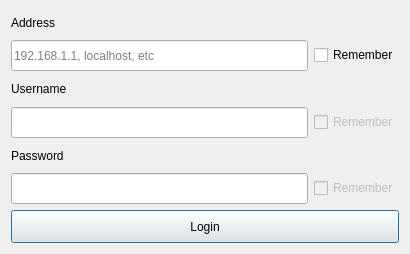
The window that client/ui/login_dialog.ui (Harrell18W/schedule-keeper) describes before a commit, drawn with Qt 5.
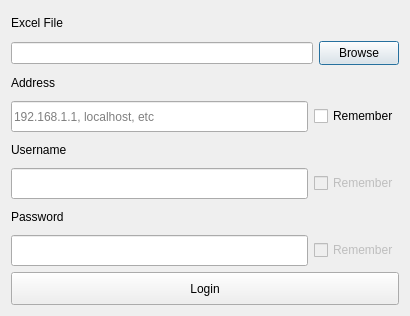
The same window after the commit.

Diff of the .ui file:
```diff
--- a/client/ui/login_dialog.ui
+++ b/client/ui/login_dialog.ui
@@ -9,20 +9,47 @@
    <rect>
     <x>0</x>
     <y>0</y>
-    <width>400</width>
-    <height>250</height>
+    <width>406</width>
+    <height>316</height>
    </rect>
   </property>
   <property name="maximumSize">
    <size>
-    <width>400</width>
-    <height>250</height>
+    <width>2000</width>
+    <height>2000</height>
    </size>
   </property>
   <property name="windowTitle">
    <string>Database Login - Schedule Keeper</string>
   </property>
   <layout class="QVBoxLayout" name="verticalLayout">
+   <item>
+    <widget class="QLabel" name="file_label">
+     <property name="text">
+      <string>Excel File</string>
+     </property>
+    </widget>
+   </item>
+   <item>
+    <layout class="QHBoxLayout" name="horizontalLayout">
+     <item>
+      <widget class="QLineEdit" name="file_path_lineedit"/>
+     </item>
+     <item>
+      <widget class="QPushButton" name="browse_pushbutton">
+       <property name="maximumSize">
+        <size>
+         <width>88</width>
+         <height>34</height>
+        </size>
+       </property>
+       <property name="text">
+        <string>Browse</string>
+       </property>
+      </widget>
+     </item>
+    </layout>
+   </item>
    <item>
     <widget class="QLabel" name="address_label">
      <property name="minimumSize">
```
